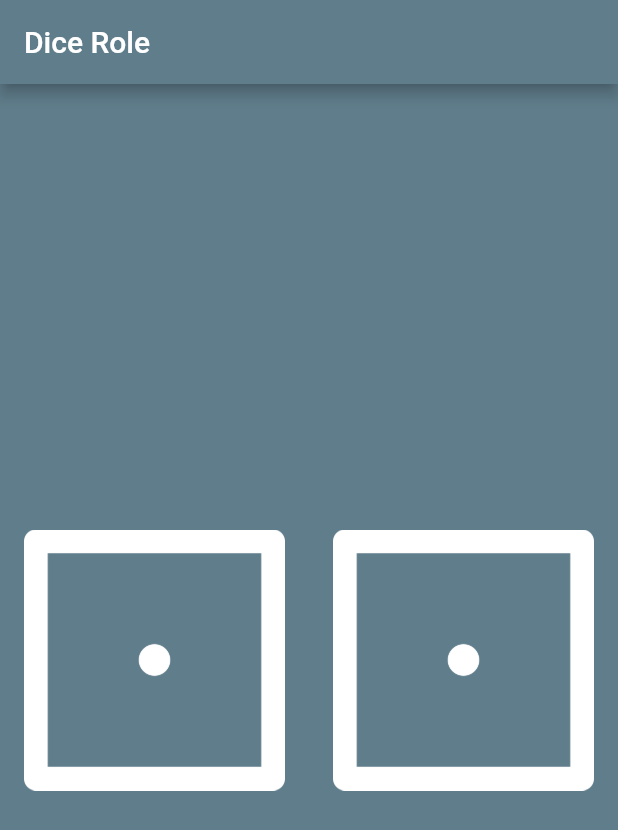
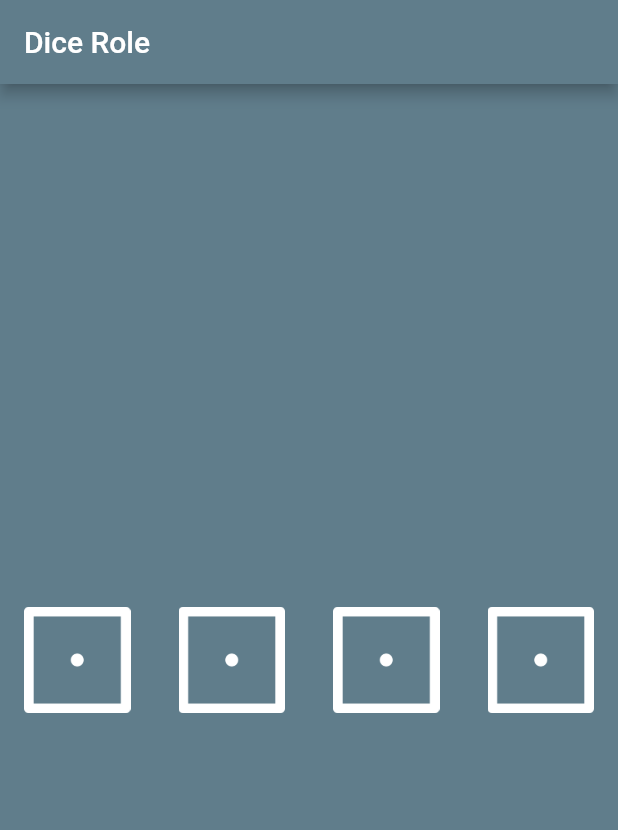
Before and after one commit to imjmakki/Dice, a Flutter app: the screen it shows after launch, on a phone screen of 412 x 824 dp. Shown: the top 830 px of the screen. Run offline on Flutter 3.47's test engine with Material 2 defaults, Android fonts, the phone set to English and light mode, and no system bars.

Commit message:
Flutter Practice

```diff
--- a/lib/main.dart
+++ b/lib/main.dart
@@ -58,6 +58,24 @@ class _DicePageState extends State<DicePage> {
               child: Image.asset('images/dice$rightDice.png'),
             ),
           ),
+          Expanded(
+            child: FlatButton(
+              onPressed: () {
+                leftDice = Random().nextInt(6) + 1;
+              },
+              child: Image.asset('images/dice$leftDice.png'),
+            ),
+          ),
+          Expanded(
+            child: FlatButton(
+              onPressed: () {
+                setState(() {
+                  rightDice = Random().nextInt(6) + 1;
+                });
+              },
+              child: Image.asset('images/dice$rightDice.png'),
+            ),
+          ),
         ],
       ),
     );
```
